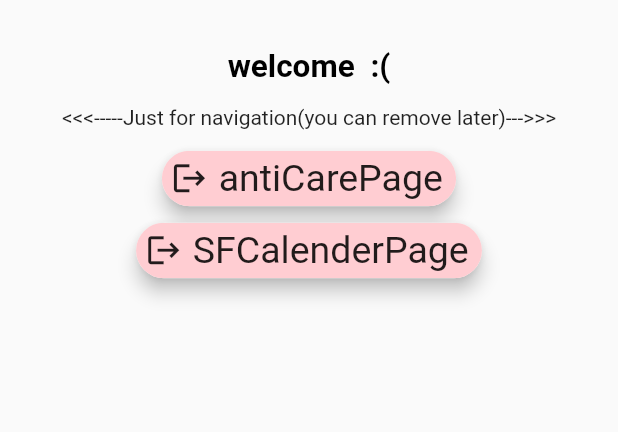
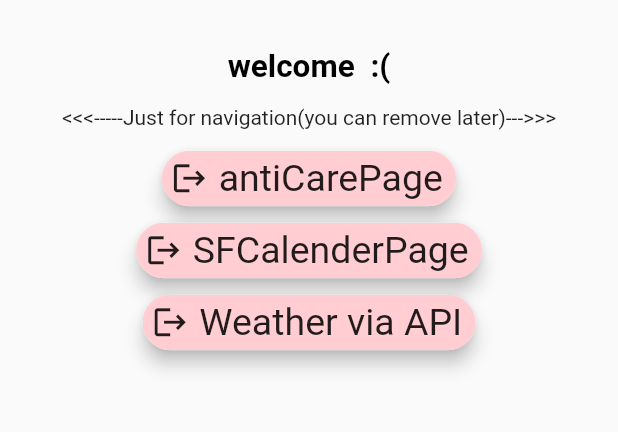
Before and after one commit to akashmishra242/ssip_hackathon_2022, a Flutter app: the MyHomePage screen opened by its route, on a phone screen of 412 x 824 dp, the part 108-540 px from its top. Run offline on Flutter 3.47's test engine with Material 2 defaults, Android fonts, the phone set to English and light mode, and no system bars; our stand-ins replace cloud_firestore, firebase_auth, firebase_core, firebase_storage, flutter_image_compress, google_maps_flutter and 5 more; missing offline and left inert: google_maps_flutter_android, google_maps_flutter_platform_interface; accounts and stored records are empty.

```diff
--- a/lib/home_page.dart
+++ b/lib/home_page.dart
@@ -3,6 +3,7 @@ import 'package:flutter/material.dart';
 import 'package:ssip_hackathon_2022/ani_care_page.dart';
 import 'widgets/Calender/sfcalender.dart';
 import 'widgets/Drawer/Drawer_HomePage.dart';
+import 'widgets/Weather/weather_widget.dart';
 
 class MyHomePage extends StatefulWidget {
   const MyHomePage({Key? key}) : super(key: key);
@@ -31,7 +32,7 @@ class _MyHomePageState extends State<MyHomePage> {
       drawer: const HomePageDrawer(),
       body: Column(
         children: [
-          Center(child: Text("this is body.")),
+          const Center(child: Text("this is body.")),
           Padding(
             padding: const EdgeInsets.only(top: 32, bottom: 8),
             child: SizedBox(
@@ -79,6 +80,22 @@ class _MyHomePageState extends State<MyHomePage> {
                     MaterialPageRoute(
                         builder: (context) => const SyncfusionCalender()));
               }),
+          ActionChip(
+              elevation: 5,
+              labelStyle:
+                  const TextStyle(fontSize: 25, fontWeight: FontWeight.normal),
+              backgroundColor: Colors.red.shade100,
+              label: const Text("Weather via API"),
+              avatar: const Icon(
+                Icons.logout,
+                size: 25,
+              ),
+              onPressed: () {
+                Navigator.push(
+                    context,
+                    MaterialPageRoute(
+                        builder: (context) => const WeatherWidget()));
+              }),
         ],
       ),
     );
--- a/lib/main.dart
+++ b/lib/main.dart
@@ -36,7 +36,7 @@ class MyApp extends StatelessWidget {
         primarySwatch: Colors.blue,
       ),
       home: const AniCarePage(),
-      initialRoute: "/login",
+      initialRoute: '/home',
       debugShowCheckedModeBanner: false,
       routes: {
         MyRoutes.HomePage: (context) => const MyHomePage(),
```
Also changed, not shown: pubspec.yaml (+6 -4 lines), lib/firebase_options.dart, pubspec.lock, 37 other files.
